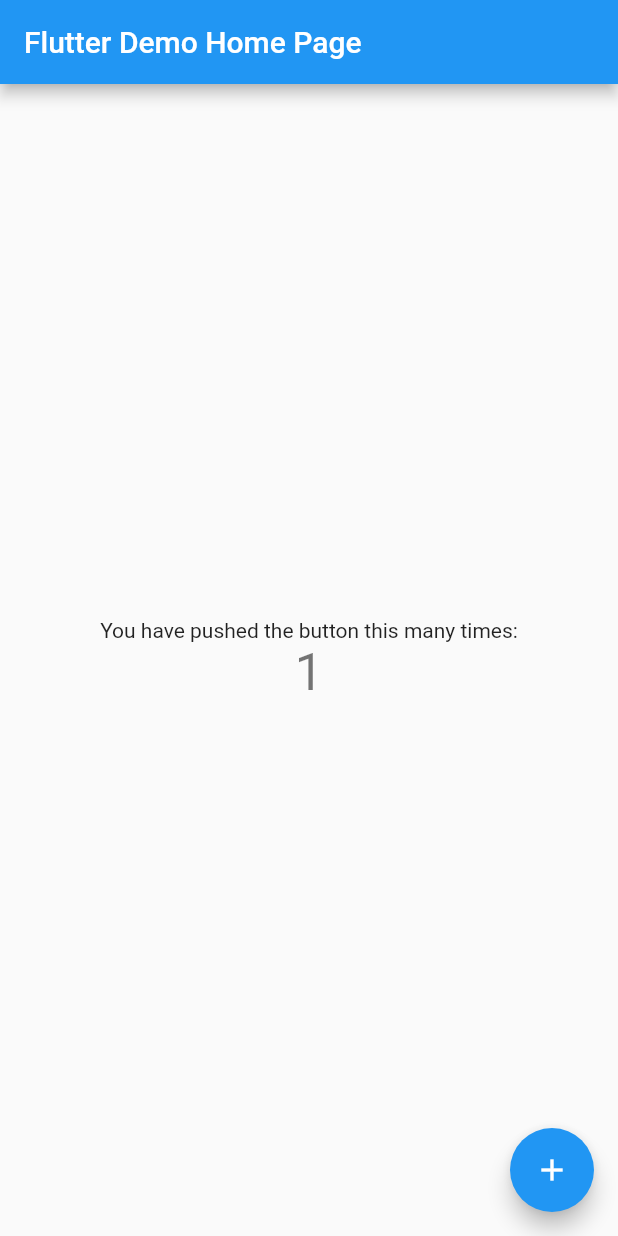
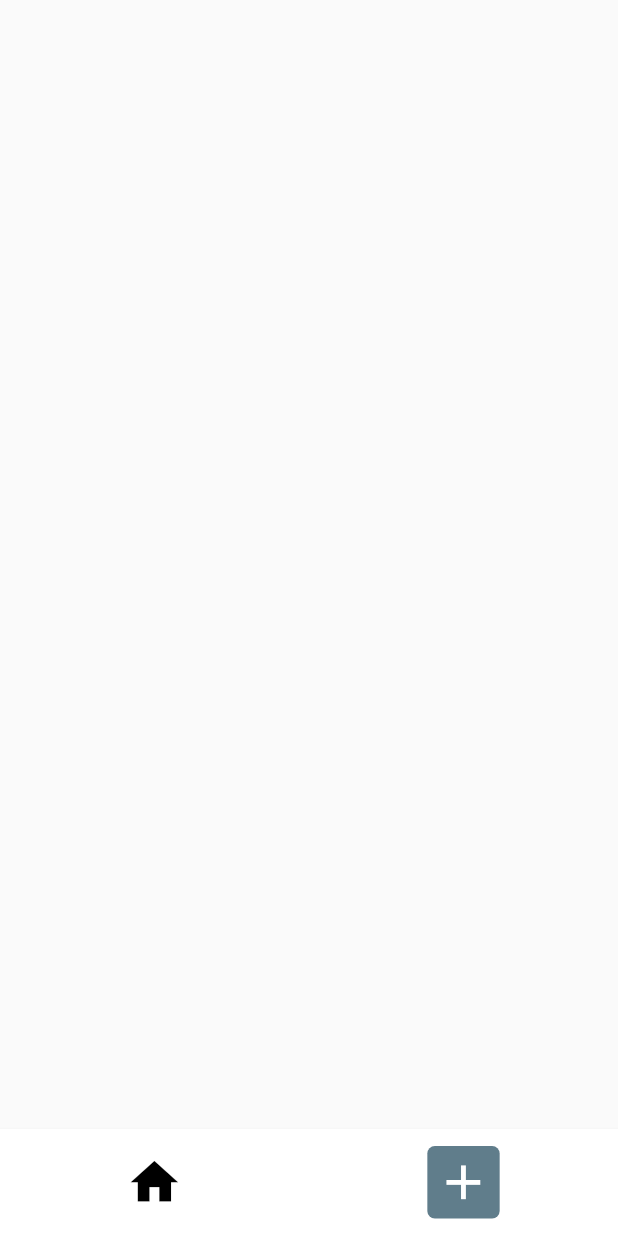
Before and after one commit to triangular-opensource/applock, a Flutter app: the screen it shows after launch, after a tap on the "add" icon, on a phone screen of 412 x 824 dp. Run offline on Flutter 3.47's test engine with Material 2 defaults, Android fonts, the phone set to English and light mode, and no system bars; our stand-ins replace flutter_screenutil.

Commit message:
basic setup

```diff
--- a/lib/main.dart
+++ b/lib/main.dart
@@ -1,115 +1,29 @@
+import 'package:applock/presentation/Splashpage.dart';
+import 'package:applock/utils/StringValues.dart';
 import 'package:flutter/material.dart';
-
+import 'package:flutter/services.dart';
+import 'package:flutter_screenutil/flutter_screenutil.dart';
 void main() {
   runApp(const MyApp());
 }
 
 class MyApp extends StatelessWidget {
-  const MyApp({super.key});
-
-  // This widget is the root of your application.
-  @override
-  Widget build(BuildContext context) {
-    return MaterialApp(
-      title: 'Flutter Demo',
-      theme: ThemeData(
-        // This is the theme of your application.
-        //
-        // Try running your application with "flutter run". You'll see the
-        // application has a blue toolbar. Then, without quitting the app, try
-        // changing the primarySwatch below to Colors.green and then invoke
-        // "hot reload" (press "r" in the console where you ran "flutter run",
-        // or simply save your changes to "hot reload" in a Flutter IDE).
-        // Notice that the counter didn't reset back to zero; the application
-        // is not restarted.
-        primarySwatch: Colors.blue,
-      ),
-      home: const MyHomePage(title: 'Flutter Demo Home Page'),
-    );
-  }
-}
-
-class MyHomePage extends StatefulWidget {
-  const MyHomePage({super.key, required this.title});
-
-  // This widget is the home page of your application. It is stateful, meaning
-  // that it has a State object (defined below) that contains fields that affect
-  // how it looks.
-
-  // This class is the configuration for the state. It holds the values (in this
-  // case the title) provided by the parent (in this case the App widget) and
-  // used by the build method of the State. Fields in a Widget subclass are
-  // always marked "final".
-
-  final String title;
-
-  @override
-  State<MyHomePage> createState() => _MyHomePageState();
-}
-
-class _MyHomePageState extends State<MyHomePage> {
-  int _counter = 0;
-
-  void _incrementCounter() {
-    setState(() {
-      // This call to setState tells the Flutter framework that something has
-      // changed in this State, which causes it to rerun the build method below
-      // so that the display can reflect the updated values. If we changed
-      // _counter without calling setState(), then the build method would not be
-      // called again, and so nothing would appear to happen.
-      _counter++;
-    });
-  }
+  const MyApp({Key? key}) : super(key: key);
 
   @override
   Widget build(BuildContext context) {
-    // This method is rerun every time setState is called, for instance as done
-    // by the _incrementCounter method above.
-    //
-    // The Flutter framework has been optimized to make rerunning build methods
-    // fast, so that you can just rebuild anything that needs updating rather
-    // than having to individually change instances of widgets.
-    return Scaffold(
-      appBar: AppBar(
-        // Here we take the value from the MyHomePage object that was created by
-        // the App.build method, and use it to set our appbar title.
-        title: Text(widget.title),
-      ),
-      body: Center(
-        // Center is a layout widget. It takes a single child and positions it
-        // in the middle of the parent.
-        child: Column(
-          // Column is also a layout widget. It takes a list of children and
-          // arranges them vertically. By default, it sizes itself to fit its
-          // children horizontally, and tries to be as tall as its parent.
-          //
-          // Invoke "debug painting" (press "p" in the console, choose the
-          // "Toggle Debug Paint" action from the Flutter Inspector in Android
-          // Studio, or the "Toggle Debug Paint" command in Visual Studio Code)
-          // to see the wireframe for each widget.
-          //
-          // Column has various properties to control how it sizes itself and
-          // how it positions its children. Here we use mainAxisAlignment to
-          // center the children vertically; the main axis here is the vertical
-          // axis because Columns are vertical (the cross axis would be
-          // horizontal).
-          mainAxisAlignment: MainAxisAlignment.center,
-          children: <Widget>[
-            const Text(
-              'You have pushed the button this many times:',
-            ),
-            Text(
-              '$_counter',
-              style: Theme.of(context).textTheme.headline4,
-            ),
-          ],
-        ),
-      ),
-      floatingActionButton: FloatingActionButton(
-        onPressed: _incrementCounter,
-        tooltip: 'Increment',
-        child: const Icon(Icons.add),
-      ), // This trailing comma makes auto-formatting nicer for build methods.
-    );
+    SystemChrome.setPreferredOrientations([
+      DeviceOrientation.portraitUp,
+      DeviceOrientation.portraitDown,
+    ]);
+    return ScreenUtilInit(builder: (BuildContext context, Widget? child) {
+      return MaterialApp(
+          title: StringValues.appName,
+          initialRoute: StringValues.splashPage,
+          routes: {
+            Splashpage.routeNamed: (BuildContext context) => const Splashpage()
+          },
+          debugShowCheckedModeBanner: false);
+    });
   }
 }
--- /dev/null
+++ b/lib/presentation/Activity.dart
@@ -0,0 +1,11 @@
+import 'package:flutter/src/widgets/container.dart';
+import 'package:flutter/src/widgets/framework.dart';
+
+class Activity extends StatelessWidget {
+  const Activity({super.key});
+
+  @override
+  Widget build(BuildContext context) {
+    return Container();
+  }
+}
--- /dev/null
+++ b/lib/presentation/Setting.dart
@@ -0,0 +1,11 @@
+import 'package:flutter/src/widgets/container.dart';
+import 'package:flutter/src/widgets/framework.dart';
+
+class Setting extends StatelessWidget {
+  const Setting({super.key});
+
+  @override
+  Widget build(BuildContext context) {
+    return Container();
+  }
+}
--- /dev/null
+++ b/lib/presentation/Splashpage.dart
@@ -0,0 +1,97 @@
+import 'package:applock/presentation/Activity.dart';
+import 'package:applock/presentation/Setting.dart';
+import 'package:applock/utils/Global.dart';
+import 'package:applock/utils/GlobalFunction.dart';
+import 'package:applock/utils/StringValues.dart';
+import 'package:flutter/material.dart';
+import 'package:flutter_screenutil/flutter_screenutil.dart';
+
+
+class Splashpage extends StatefulWidget {
+    static String routeNamed = StringValues.splashPage;
+
+  const Splashpage({super.key});
+
+  @override
+  State<Splashpage> createState() => _SplashPageState();
+}
+
+class _SplashPageState extends State<Splashpage> {
+
+  _getBody() {
+    switch (currentPage) {
+      case 0:
+        return Activity();
+      case 1:
+        return Setting();
+      default:
+        return Activity();
+    }
+  }
+
+  _getBottomBar() {
+    return Card(
+      color: Colors.white,
+      shape: const RoundedRectangleBorder(borderRadius: BorderRadius.zero),
+      margin: const EdgeInsets.all(0),
+      child: Row(
+        mainAxisAlignment: MainAxisAlignment.spaceAround,
+        children: <Widget>[
+          _getBottomBarItem(index: 0, icontab: Icons.home),
+          _getBottomBarItem(index: 1,icontab: Icons.add)
+        ],
+      ),
+    );
+  }
+
+  _getBottomBarItem({
+    required int index,
+    required IconData icontab,
+  }) {
+    return GestureDetector(
+      onTap: () {
+        setState(() {
+          currentPage = index;
+        });
+      },
+      child: Container(
+        alignment: Alignment.center,
+        height: ScreenUtil().setHeight(60),
+        child: Column(
+          mainAxisAlignment: MainAxisAlignment.center,
+          children: <Widget>[
+            Container(
+              padding: const EdgeInsets.all(5),
+              decoration: BoxDecoration(
+                color:
+                    currentPage == index ? Colors.blueGrey: Colors.transparent,
+                borderRadius: BorderRadius.circular(5),
+              ),
+              child: Center(
+                child: Icon(
+                  icontab,
+                  color: currentPage == index
+                      ? Colors.white
+                      : Colors.black,
+                  size: setHeight(32),
+                ),
+              ),
+            ),
+          ],
+        ),
+      ),
+    );
+  }
+
+  @override
+  Widget build(BuildContext context) {
+      return SafeArea(child: Scaffold(
+        body: Column(
+          children: <Widget>[Expanded(child: _getBody()), _getBottomBar()],
+        ),
+        resizeToAvoidBottomInset: false,
+
+      ));
+
+  }
+}
--- /dev/null
+++ b/lib/utils/Global.dart
@@ -0,0 +1 @@
+int currentPage = 0;
--- /dev/null
+++ b/lib/utils/GlobalFunction.dart
@@ -0,0 +1,4 @@
+import 'package:flutter_screenutil/flutter_screenutil.dart';
+
+setHeight(height) => ScreenUtil().setHeight(height);
+setWidth(width) => ScreenUtil().setWidth(width);
--- /dev/null
+++ b/lib/utils/StringValues.dart
@@ -0,0 +1,4 @@
+class StringValues {
+  static String appName = "applock";
+  static String splashPage = "splashpage";
+}
--- a/pubspec.yaml
+++ b/pubspec.yaml
@@ -31,6 +31,8 @@
 dependencies:
   flutter:
     sdk: flutter
+  flutter_screenutil: ^5.5.4
+
 
 
   # The following adds the Cupertino Icons font to your application.
```
Also changed, not shown: pubspec.lock.
